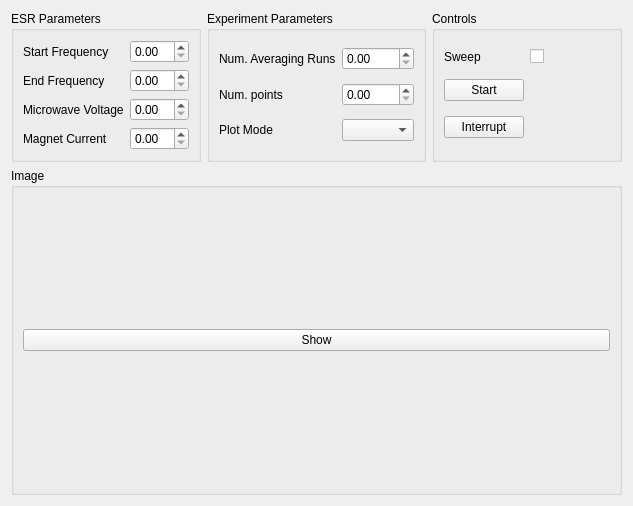
First picture: the form in quantum_sensing/experimental_microscope/ESR.ui, repository saahitmog/quantum-sensing, before the edit.
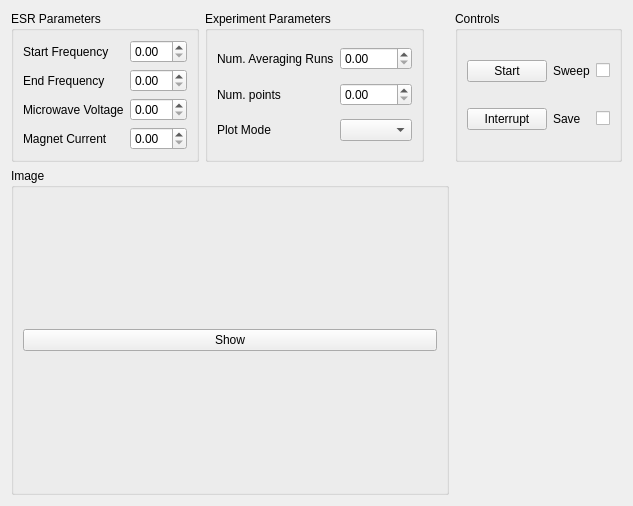
Second picture: the form after the edit.

Diff of the .ui file:
```diff
--- a/quantum_sensing/experimental_microscope/ESR.ui
+++ b/quantum_sensing/experimental_microscope/ESR.ui
@@ -109,14 +109,14 @@
     </widget>
    </item>
 
-   <item row="0" column="2">
+   <item row="0" column="3">
     <widget class="QGroupBox" name="camera_controls_groupBox">
      <property name="title">
       <string>Controls</string>
      </property>
      <layout class="QGridLayout" name="gridLayout" columnstretch="0,0">
 
-      <item row="2" column="0">
+      <item row="1" column="0">
        <widget class="QPushButton" name="interrupt_pushButton">
         <property name="text">
          <string>Interrupt</string>
@@ -124,7 +124,7 @@
        </widget>
       </item>
 
-      <item row="1" column="0">
+      <item row="0" column="0">
        <widget class="QPushButton" name="start_pushButton">
         <property name="text">
          <string>Start</string>
@@ -132,10 +132,10 @@
        </widget>
       </item>
 
-      <item row="0" column="1">
+      <item row="0" column="2">
        <widget class="QCheckBox" name="sweep_CheckBox"/>
       </item>
-      <item row="0" column="0">
+      <item row="0" column="1">
        <widget class="QLabel" name="label_10">
         <property name="text">
          <string>Sweep</string>
@@ -143,6 +143,17 @@
        </widget>
       </item>
 
+      <item row="1" column="2">
+       <widget class="QCheckBox" name="save_CheckBox"/>
+      </item>
+      <item row="1" column="1">
+       <widget class="QLabel" name="label_10">
+        <property name="text">
+         <string>Save</string>
+        </property>
+       </widget>
+      </item>
+
      </layout>
     </widget>
    </item>
```
